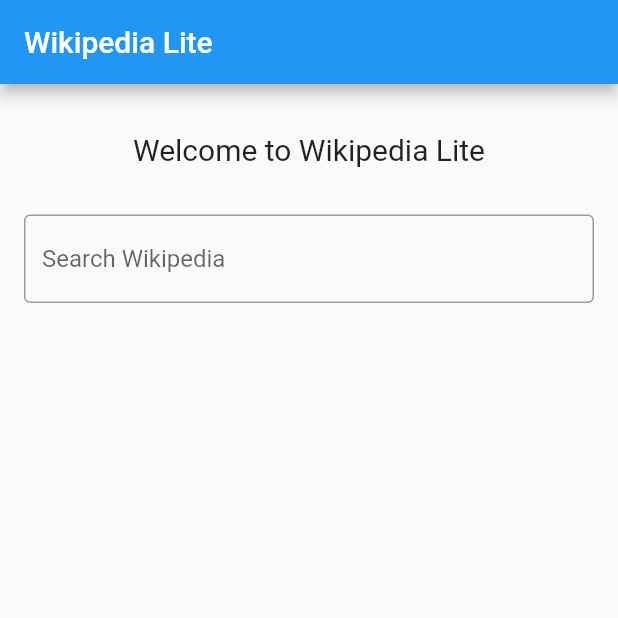
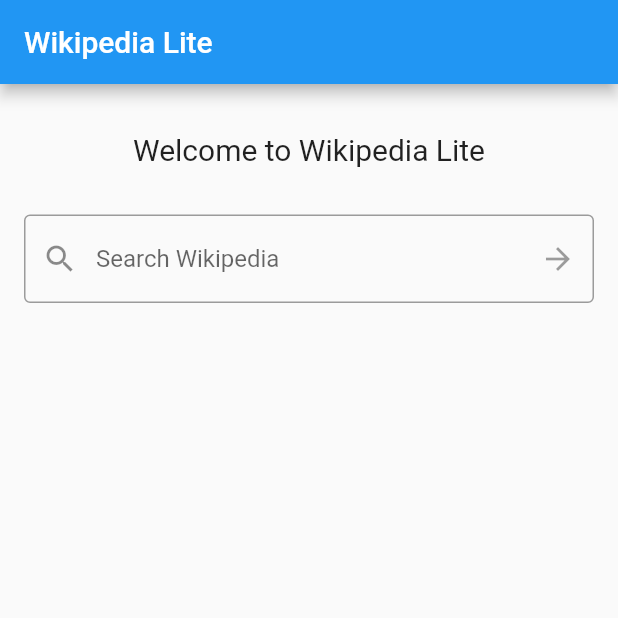
Before and after one commit to cooltey/Wikipedia-Lite, a Flutter app: the screen it shows after launch, on a phone screen of 412 x 824 dp, the top half of it. Run offline on Flutter 3.47's test engine with Material 2 defaults, Android fonts, the phone set to English and light mode, and no system bars; statements that could not run were skipped.

Commit message:
Add button action

```diff
--- a/lib/main.dart
+++ b/lib/main.dart
@@ -31,6 +31,12 @@ class MyHomePage extends StatefulWidget {
 
 class _MyHomePageState extends State<MyHomePage> {
 
+  void showSearchResults() {
+    setState(() {
+      // TODO: //
+    });
+  }
+
   @override
   Widget build(BuildContext context) {
     return Scaffold(
@@ -51,6 +57,12 @@ class _MyHomePageState extends State<MyHomePage> {
               padding: EdgeInsets.symmetric(horizontal: 16, vertical: 16),
               child: TextField(
                 decoration: InputDecoration(
+                  prefixIcon: Icon(Icons.search),
+                  suffixIcon: IconButton(
+                      onPressed: showSearchResults(),
+                      icon: Icon(Icons.arrow_forward_outlined),
+                      color: Colors.blueAccent,
+                  ),
                   border: OutlineInputBorder(),
                   hintText: 'Search Wikipedia',
                 ),
```
